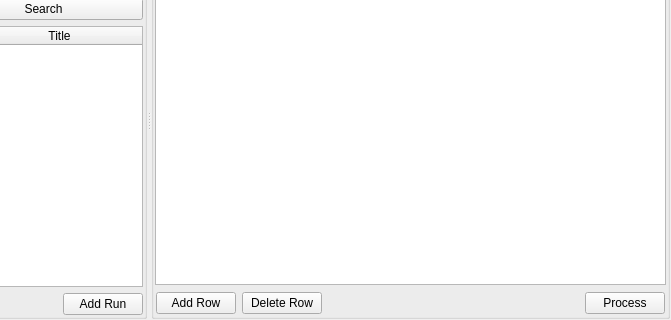
This is Code/Mantid/MantidQt/CustomInterfaces/inc/MantidQtCustomInterfaces/ReflMainWidget.ui in mantidproject/mantid as Qt 5 draws it before an edit; both pictures show x 129 to 800 and y 105 to 425 of the 800 by 425 pixel window. The edited form follows.
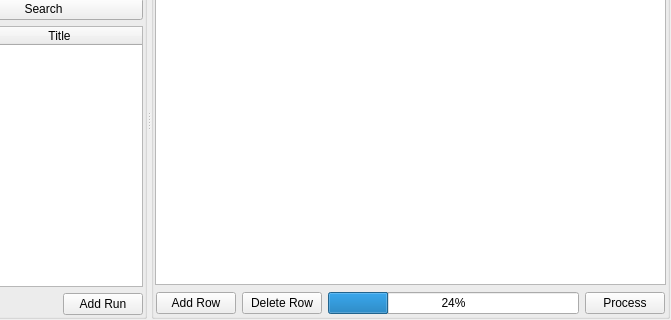
This is the edited form. Custom widgets are drawn as their Qt base class.

Commit message: Refs #10223 Add a progress bar to the Refl UI

```diff
--- a/Code/Mantid/MantidQt/CustomInterfaces/inc/MantidQtCustomInterfaces/ReflMainWidget.ui
+++ b/Code/Mantid/MantidQt/CustomInterfaces/inc/MantidQtCustomInterfaces/ReflMainWidget.ui
@@ -329,17 +329,11 @@
             </widget>
            </item>
            <item>
-            <spacer name="spacerRowButtons">
-             <property name="orientation">
-              <enum>Qt::Horizontal</enum>
+            <widget class="QProgressBar" name="progressBar">
+             <property name="value">
+              <number>24</number>
              </property>
-             <property name="sizeHint" stdset="0">
-              <size>
-               <width>40</width>
-               <height>20</height>
-              </size>
-             </property>
-            </spacer>
+            </widget>
            </item>
            <item>
             <widget class="QPushButton" name="buttonProcess">
```
The commit also changes 4 other files.
